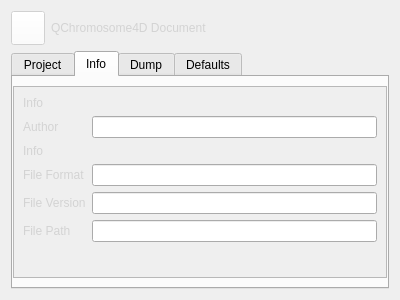
Qt form QChromosome/projectsettings.ui (Michalaq/ChromosomeVisualizer) before a commit.
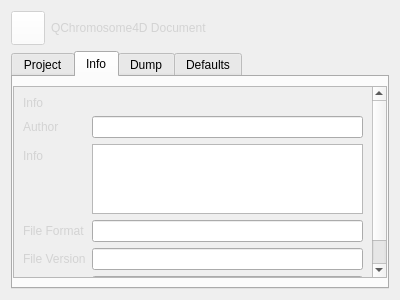
The same form after that commit. The open tabs and pages were chosen to show the change. Icons and pictures are not drawn. Custom widgets are drawn as their Qt base class.

Commit message: Added new subclass TextEdit

Patch:
```diff
--- a/QChromosome/projectsettings.ui
+++ b/QChromosome/projectsettings.ui
@@ -267,8 +267,8 @@
            <rect>
             <x>0</x>
             <y>0</y>
-            <width>376</width>
-            <height>192</height>
+            <width>362</width>
+            <height>228</height>
            </rect>
           </property>
           <layout class="QVBoxLayout" name="verticalLayout_4">
@@ -331,6 +331,9 @@
              <item row="4" column="1">
               <widget class="FileEdit" name="lineEdit_6"/>
              </item>
+             <item row="1" column="1">
+              <widget class="TextEdit" name="textEdit"/>
+             </item>
             </layout>
            </item>
            <item>
@@ -502,6 +505,11 @@
    <extends>QLineEdit</extends>
    <header>lineedit.h</header>
   </customwidget>
+  <customwidget>
+   <class>TextEdit</class>
+   <extends>QTextEdit</extends>
+   <header>textedit.h</header>
+  </customwidget>
  </customwidgets>
  <resources>
   <include location="icons.qrc"/>
```
The commit also changes 4 other files.
